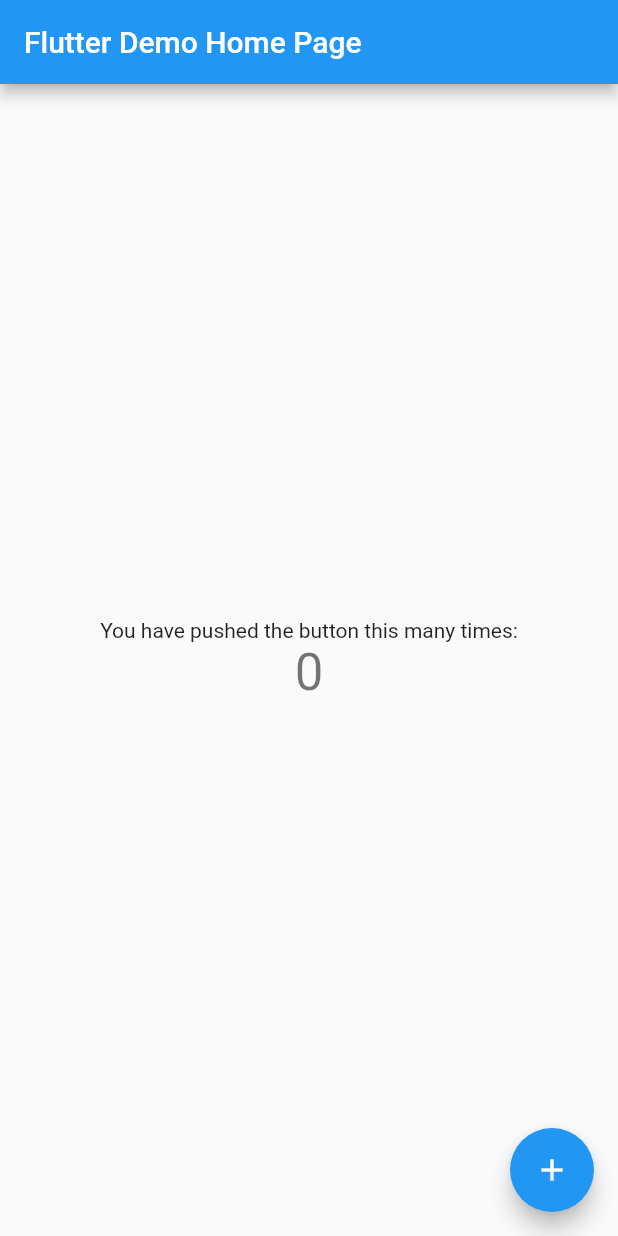
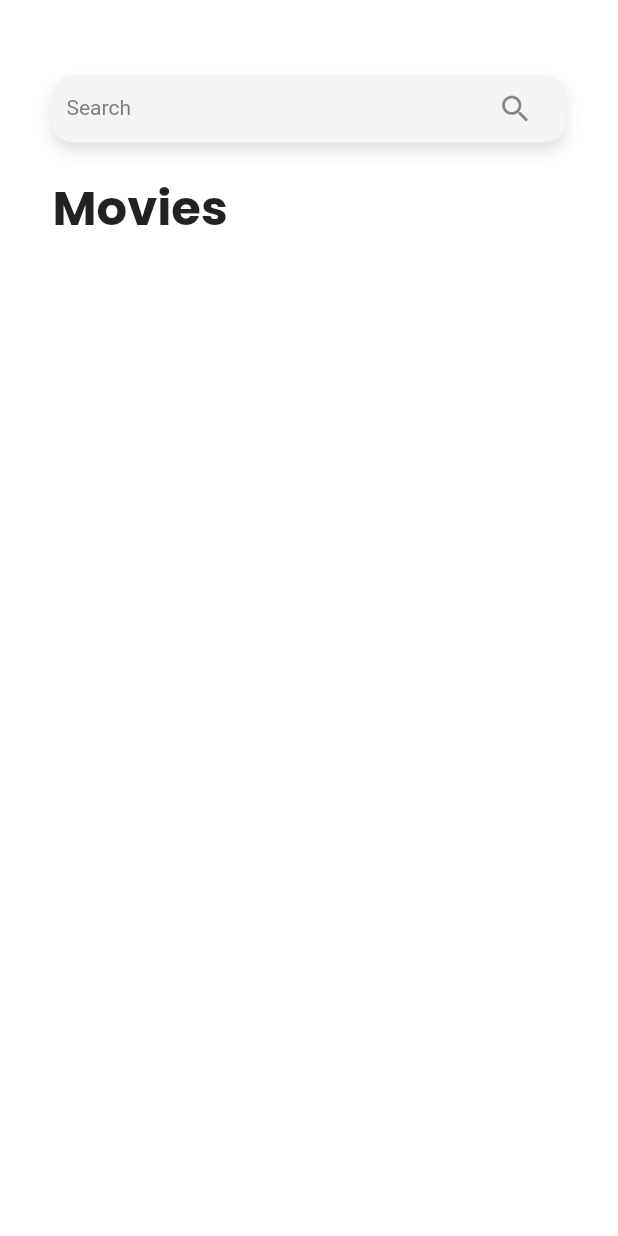
Before and after one commit to jhoisz/moviesapp, a Flutter app: the screen it shows after launch, on a phone screen of 412 x 824 dp. Run offline on Flutter 3.47's test engine with Material 2 defaults, Android fonts, the light colour scheme and no system bars; our stand-ins replace google_fonts.

Commit message:
Starting home page.

```diff
--- a/lib/main.dart
+++ b/lib/main.dart
@@ -1,4 +1,5 @@
 import 'package:flutter/material.dart';
+import 'src/home/homepage.dart';
 
 void main() {
   runApp(const MyApp());
@@ -7,109 +8,15 @@
 class MyApp extends StatelessWidget {
   const MyApp({Key? key}) : super(key: key);
 
-  // This widget is the root of your application.
   @override
   Widget build(BuildContext context) {
     return MaterialApp(
-      title: 'Flutter Demo',
+      title: 'Movies App',
       theme: ThemeData(
-        // This is the theme of your application.
-        //
-        // Try running your application with "flutter run". You'll see the
-        // application has a blue toolbar. Then, without quitting the app, try
-        // changing the primarySwatch below to Colors.green and then invoke
-        // "hot reload" (press "r" in the console where you ran "flutter run",
-        // or simply save your changes to "hot reload" in a Flutter IDE).
-        // Notice that the counter didn't reset back to zero; the application
-        // is not restarted.
-        primarySwatch: Colors.blue,
+        primaryColor: Colors.white
       ),
-      home: const MyHomePage(title: 'Flutter Demo Home Page'),
+      home: const HomePage(),
+      debugShowCheckedModeBanner: false
     );
   }
 }
-
-class MyHomePage extends StatefulWidget {
-  const MyHomePage({Key? key, required this.title}) : super(key: key);
-
-  // This widget is the home page of your application. It is stateful, meaning
-  // that it has a State object (defined below) that contains fields that affect
-  // how it looks.
-
-  // This class is the configuration for the state. It holds the values (in this
-  // case the title) provided by the parent (in this case the App widget) and
-  // used by the build method of the State. Fields in a Widget subclass are
-  // always marked "final".
-
-  final String title;
-
-  @override
-  State<MyHomePage> createState() => _MyHomePageState();
-}
-
-class _MyHomePageState extends State<MyHomePage> {
-  int _counter = 0;
-
-  void _incrementCounter() {
-    setState(() {
-      // This call to setState tells the Flutter framework that something has
-      // changed in this State, which causes it to rerun the build method below
-      // so that the display can reflect the updated values. If we changed
-      // _counter without calling setState(), then the build method would not be
-      // called again, and so nothing would appear to happen.
-      _counter++;
-    });
-  }
-
-  @override
-  Widget build(BuildContext context) {
-    // This method is rerun every time setState is called, for instance as done
-    // by the _incrementCounter method above.
-    //
-    // The Flutter framework has been optimized to make rerunning build methods
-    // fast, so that you can just rebuild anything that needs updating rather
-    // than having to individually change instances of widgets.
-    return Scaffold(
-      appBar: AppBar(
-        // Here we take the value from the MyHomePage object that was created by
-        // the App.build method, and use it to set our appbar title.
-        title: Text(widget.title),
-      ),
-      body: Center(
-        // Center is a layout widget. It takes a single child and positions it
-        // in the middle of the parent.
-        child: Column(
-          // Column is also a layout widget. It takes a list of children and
-          // arranges them vertically. By default, it sizes itself to fit its
-          // children horizontally, and tries to be as tall as its parent.
-          //
-          // Invoke "debug painting" (press "p" in the console, choose the
-          // "Toggle Debug Paint" action from the Flutter Inspector in Android
-          // Studio, or the "Toggle Debug Paint" command in Visual Studio Code)
-          // to see the wireframe for each widget.
-          //
-          // Column has various properties to control how it sizes itself and
-          // how it positions its children. Here we use mainAxisAlignment to
-          // center the children vertically; the main axis here is the vertical
-          // axis because Columns are vertical (the cross axis would be
-          // horizontal).
-          mainAxisAlignment: MainAxisAlignment.center,
-          children: <Widget>[
-            const Text(
-              'You have pushed the button this many times:',
-            ),
-            Text(
-              '$_counter',
-              style: Theme.of(context).textTheme.headline4,
-            ),
-          ],
-        ),
-      ),
-      floatingActionButton: FloatingActionButton(
-        onPressed: _incrementCounter,
-        tooltip: 'Increment',
-        child: const Icon(Icons.add),
-      ), // This trailing comma makes auto-formatting nicer for build methods.
-    );
-  }
-}
--- /dev/null
+++ b/lib/src/home/homepage.dart
@@ -0,0 +1,91 @@
+import 'package:flutter/material.dart';
+import 'package:google_fonts/google_fonts.dart';
+import 'widgets/movie_card.dart';
+
+class HomePage extends StatefulWidget {
+  const HomePage({ Key? key }) : super(key: key);
+
+  @override
+  _HomePageState createState() => _HomePageState();
+}
+
+class _HomePageState extends State<HomePage> {
+  var movies = [
+    {'name: ': 'Interestelar (2014)', 'image':'https://lojasaraiva.vteximg.com.br/arquivos/ids/12105538/1002443202.jpg?v=637142234580400000'},
+    {'name': 'Ponyo (2010)', 'image':'https://upload.wikimedia.org/wikipedia/pt/e/e2/Ponyo_p%C3%B4ster.png'},
+    {'name': 'Mr. Nobody (2009)', 'image':'https://m.media-amazon.com/images/I/91WY2zIvzzL._AC_SY550_.jpg'},
+    {'name': 'O Hobbit: A Desolação de Smaug (2013) ', 'image': 'https://br.web.img3.acsta.net/pictures/210/571/21057125_20131112201221324.jpg'}
+  ];
+
+  @override
+  Widget build(BuildContext context) {
+    return Material(
+       color: Colors.white,
+       child: Column(
+
+         children: [
+
+           //SEARCH BAR
+           Container(
+             margin: const EdgeInsets.fromLTRB(0, 50.0, 0, 20.0),
+             width: MediaQuery.of(context).size.width/1.2,
+             height: 45.0,
+             decoration: BoxDecoration(
+               color: const Color(0xFFF4F4F4),
+               borderRadius: BorderRadius.circular(15),
+               boxShadow: [
+                  BoxShadow(
+                    color: Colors.grey.shade300,
+                    blurRadius: 8,
+                    offset: const Offset(0, 6)
+                 )
+               ]
+             ),
+            child: Padding(
+              padding: const EdgeInsets.all(10.0),
+              child: TextFormField(
+                onChanged: (text){
+                  print('Campo de texto: $text');
+                },
+                decoration: const InputDecoration(
+                  border: InputBorder.none,
+                  focusedBorder: InputBorder.none,
+                  labelText: 'Search',
+                  labelStyle: TextStyle(
+                    color: Color(0xFF7E7E7E),
+                    fontSize: 14
+                  ),
+                  // border: disabledBorder,
+                  suffixIcon: Icon(
+                    Icons.search
+                  )
+                )
+              ),
+            )
+           ),
+
+           //MOVIES TEXT
+           Container(
+             alignment: Alignment.topLeft,
+             padding: const EdgeInsets.fromLTRB(35, 0, 0, 10),
+             child: Text(
+                'Movies',
+                textAlign: TextAlign.left,
+                style: GoogleFonts.poppins(
+                  fontWeight: FontWeight.bold,
+                  fontSize: 32
+                )
+             )
+           ),
+
+          // GridView.count(
+          //   crossAxisCount: 2,
+          //   children: [],
+          // )
+
+
+         ],
+       ),
+    );
+  }
+}
--- a/pubspec.yaml
+++ b/pubspec.yaml
@@ -34,6 +34,7 @@
   # The following adds the Cupertino Icons font to your application.
   # Use with the CupertinoIcons class for iOS style icons.
   cupertino_icons: ^1.0.2
+  google_fonts: ^2.2.0
 
 dev_dependencies:
   flutter_test:
```
Also changed, not shown: lib/src/home/widgets/movie_card.dart (added, +49 -0 lines), pubspec.lock.
